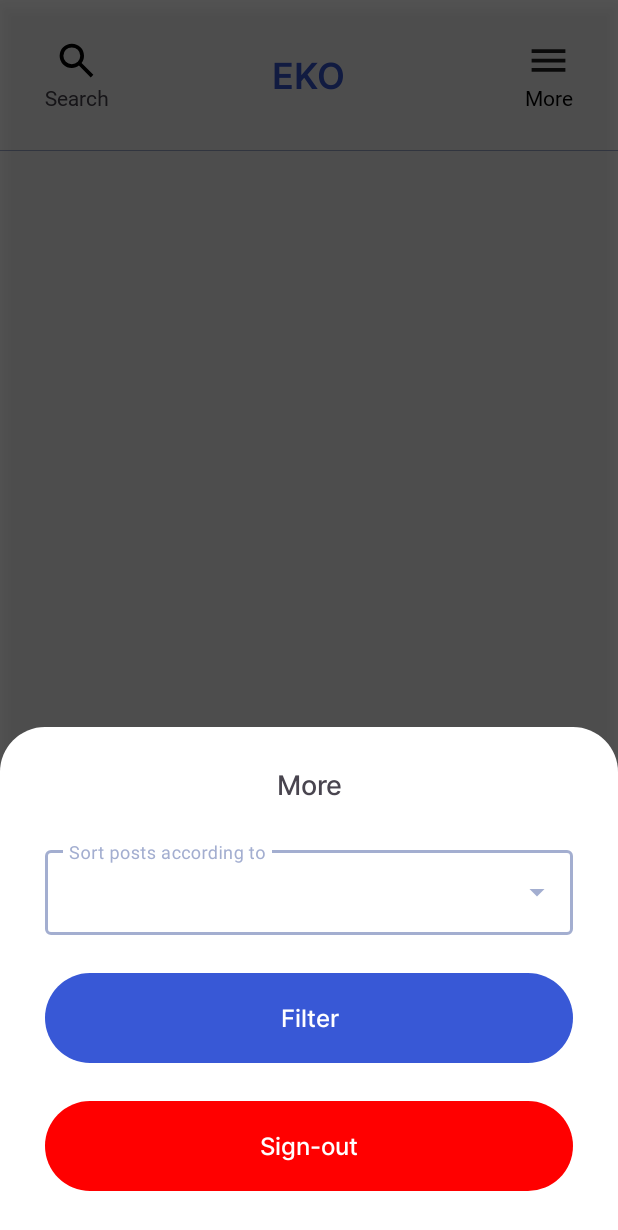
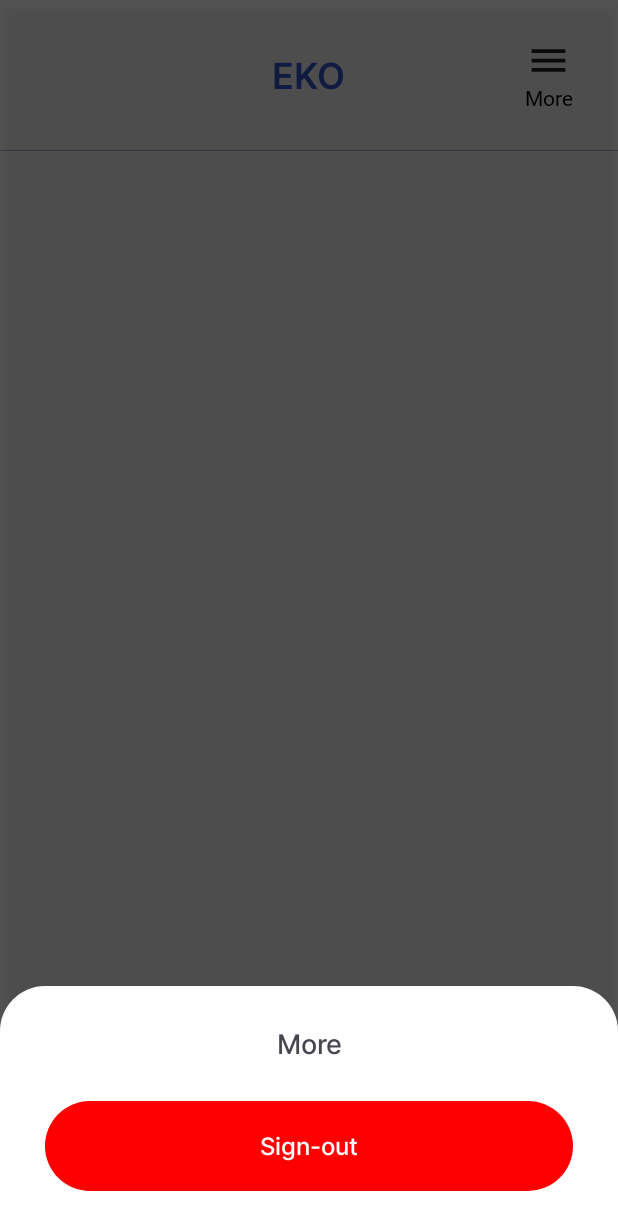
Before and after one commit to julesgaudet/ClothingSoftware, an Android app: the screen it shows after launch (Account), after a tap on "More", on a phone screen of 412 x 824 dp. Shown: the top 1230 px of the screen. Run offline under Robolectric (Android 15) with nearby library versions, the phone set to English and light mode, and no system bars; 1 statement that could not run was skipped.

Commit message:
jai fini lapp.

```diff
--- a/app/src/main/java/com/example/clothingsoftware/Activities/Account.java
+++ b/app/src/main/java/com/example/clothingsoftware/Activities/Account.java
@@ -66,10 +66,8 @@ public class Account extends AppCompatActivity {
     RelativeLayout layoutFooter;
     View viewFooter;
 
-
     private boolean isDialogShowing = false;  // Verify if the "Search" or "More" menu is still open (prevent spam clicking)
     private boolean isClickable = true; // Variable to track click state
-
 
     @Override
     protected void onCreate(Bundle savedInstanceState) {
@@ -93,6 +91,9 @@ public class Account extends AppCompatActivity {
         filterLayout = findViewById(R.id.filterLayout);
         layoutFooter = findViewById(R.id.layoutFooter);
         viewFooter = findViewById(R.id.viewFooter);
+
+        //If you want to implement the header: set visibility
+        searchLinearLayout.setVisibility(View.GONE);
 
         // Initialize View for shadow
         shadowOverlay = findViewById(R.id.shadowOverlay);
@@ -354,7 +355,7 @@ public class Account extends AppCompatActivity {
         feedText.setTextColor(ContextCompat.getColor(getApplicationContext(), R.color.colorSecondPrimary));
         postText.setTextColor(ContextCompat.getColor(getApplicationContext(), R.color.colorSecondPrimary));
 
-        searchLinearLayout.setVisibility(View.VISIBLE);
+        searchLinearLayout.setVisibility(View.GONE);
         resetLayout.setVisibility(View.GONE);
     }
 
--- a/app/src/main/java/com/example/clothingsoftware/Fragments/Feed.java
+++ b/app/src/main/java/com/example/clothingsoftware/Fragments/Feed.java
@@ -8,9 +8,11 @@ import androidx.viewpager2.widget.ViewPager2;
 import android.view.LayoutInflater;
 import android.view.View;
 import android.view.ViewGroup;
+import android.widget.LinearLayout;
 
 import com.example.clothingsoftware.Activities.More;
 import com.example.clothingsoftware.Adapters.FeedAdapter;
+import com.example.clothingsoftware.Class.AccountValidator;
 import com.example.clothingsoftware.Class.FeedManager;
 import com.example.clothingsoftware.Models.FeedModel;
 import com.example.clothingsoftware.R;
--- a/app/src/main/res/layout/bottom_sheet_layout_feed.xml
+++ b/app/src/main/res/layout/bottom_sheet_layout_feed.xml
@@ -27,6 +27,7 @@
         android:textAppearance="@font/inter"
         android:textColorHint="@color/colorSecondPrimary"
         android:theme="@style/InputText_Overlay"
+        android:visibility="gone"
         app:boxBackgroundColor="@color/white"
         app:boxStrokeColor="@color/colorSecondPrimary"
         app:boxStrokeWidth="1dp"
@@ -55,15 +56,16 @@
         android:textAllCaps="false"
         android:textColor="@color/white"
         android:textSize="16sp"
+        android:visibility="gone"
         tools:ignore="DuplicateSpeakableTextCheck" />
 
     <androidx.appcompat.widget.AppCompatButton
-        android:layout_marginBottom="30dp"
         android:id="@+id/buttonSignout1"
         style="?android:attr/borderlessButtonStyle"
         android:layout_width="match_parent"
         android:layout_height="60dp"
         android:layout_marginTop="25dp"
+        android:layout_marginBottom="30dp"
         android:background="@drawable/signout_button"
         android:enabled="true"
         android:fontFamily="@font/medium"
--- a/app/src/main/res/layout/bottom_sheet_layout_orders.xml
+++ b/app/src/main/res/layout/bottom_sheet_layout_orders.xml
@@ -18,6 +18,7 @@
         android:textSize="18sp" />
 
     <com.google.android.material.textfield.TextInputLayout
+        android:visibility="gone"
         android:id="@+id/sortOrders"
         style="@style/Widget.MaterialComponents.TextInputLayout.OutlinedBox.ExposedDropdownMenu"
         android:layout_width="match_parent"
@@ -43,6 +44,7 @@
     </com.google.android.material.textfield.TextInputLayout>
 
     <androidx.appcompat.widget.AppCompatButton
+        android:visibility="gone"
         android:id="@+id/buttonSearch"
         style="?android:attr/borderlessButtonStyle"
         android:layout_width="match_parent"
--- a/app/src/main/res/layout/header_layout.xml
+++ b/app/src/main/res/layout/header_layout.xml
@@ -7,9 +7,9 @@
     android:orientation="vertical">
 
     <RelativeLayout
-        android:paddingHorizontal="30dp"
         android:layout_width="match_parent"
         android:layout_height="wrap_content"
+        android:paddingHorizontal="30dp"
         tools:ignore="UselessParent">
 
         <LinearLayout
@@ -40,13 +40,13 @@
         </LinearLayout>
 
         <LinearLayout
-            android:visibility="gone"
             android:id="@+id/resetLinearLayout"
             android:layout_width="wrap_content"
             android:layout_height="wrap_content"
             android:layout_alignParentStart="true"
             android:layout_centerVertical="true"
             android:orientation="vertical"
+            android:visibility="gone"
             tools:ignore="UseCompoundDrawables">
 
             <ImageView
```
